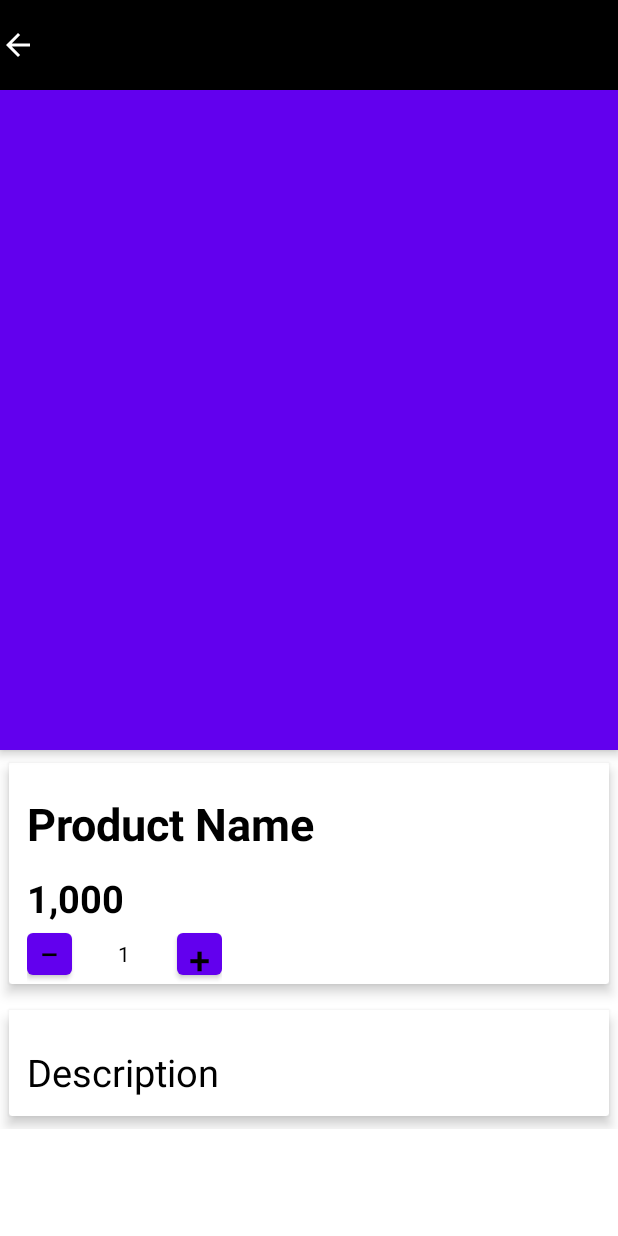
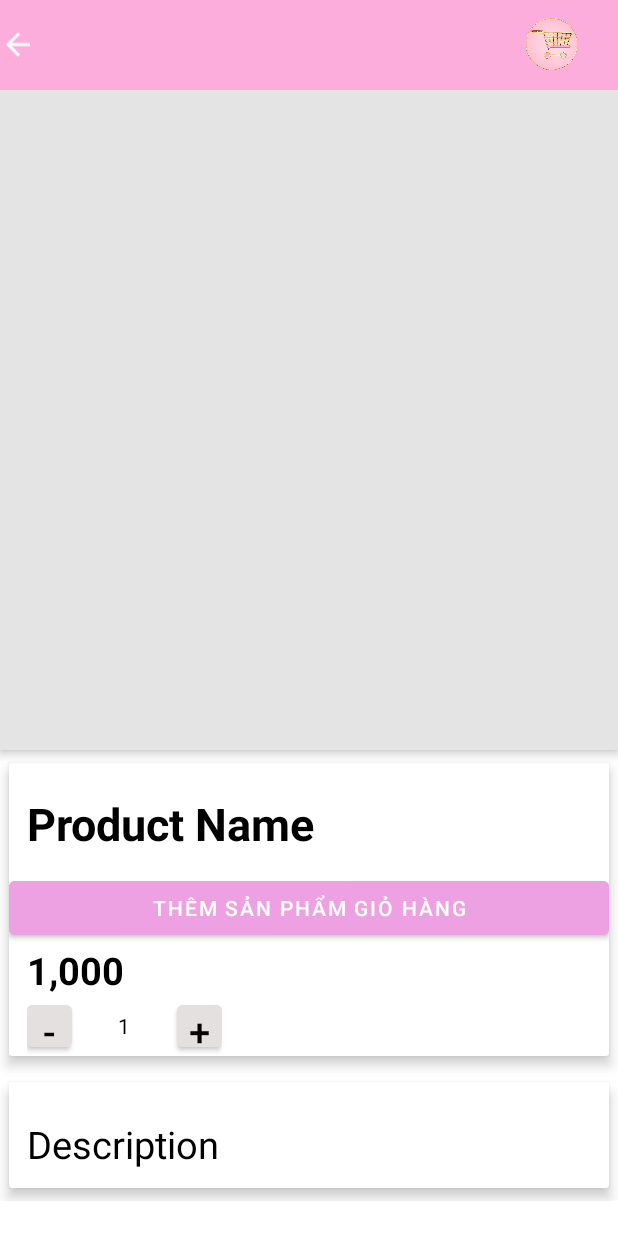
Before and after one commit to ThuyNinh2406/Nhom_8_it_store, an Android app: the Product_detail_activity screen opened directly, with no data from a screen before it, on a phone screen of 412 x 824 dp. Run offline under Robolectric (Android 15) with nearby library versions, the phone set to English and light mode, and no system bars; pictures from the network do not load.

Commit message:
add icon gio hang

```diff
--- a/app/src/main/java/com/example/editandroid/Product_detail_activity.java
+++ b/app/src/main/java/com/example/editandroid/Product_detail_activity.java
@@ -1,12 +1,14 @@
 package com.example.editandroid;
 
 import androidx.appcompat.app.AppCompatActivity;
+import androidx.core.view.GravityCompat;
 
 import android.os.Bundle;
 import android.view.View;
 import android.widget.Button;
 import android.widget.ImageView;
 import android.widget.TextView;
+import android.widget.Toolbar;
 
 import com.bumptech.glide.Glide;
 import com.example.editandroid.model.SanPhamMoi;
@@ -14,6 +16,13 @@ import com.google.android.material.appbar.CollapsingToolbarLayout;
 import com.google.android.material.floatingactionbutton.FloatingActionButton;
 
 public class Product_detail_activity extends AppCompatActivity {
+    //Phần giỏ hàng
+    TextView tensp,giasp,mota;
+    Button btnthem;
+    ImageView imghinhanh;
+    Toolbar toolbar;
+
+    //
     int soLuong = 1;
     TextView product_name,product_price,product_description,tv_Display;
     ImageView product_image, arrow_back;
@@ -24,6 +33,7 @@ public class Product_detail_activity extends AppCompatActivity {
     protected void onCreate(Bundle savedInstanceState) {
         super.onCreate(savedInstanceState);
         setContentView(R.layout.activity_product_detail);
+
         increment = findViewById(R.id.increment);
         decrement = findViewById(R.id.decrement);
         tv_Display = findViewById(R.id.display);
@@ -74,4 +84,6 @@ public class Product_detail_activity extends AppCompatActivity {
                     }
                 });
     }
+
+
 }
--- a/app/src/main/java/com/example/editandroid/ultil/Utils.java
+++ b/app/src/main/java/com/example/editandroid/ultil/Utils.java
@@ -5,5 +5,5 @@ import javax.net.ssl.SSLContext;
 import okhttp3.OkHttpClient;
 
 public class Utils {
-    public static final String BASE_URL="http://192.168.0.106/Banhang/";
+    public static final String BASE_URL="http://192.168.0.102/Banhang/";
 }
--- a/app/src/main/res/layout/activity_product_detail.xml
+++ b/app/src/main/res/layout/activity_product_detail.xml
@@ -26,24 +26,38 @@
                     android:id="@+id/img_product"
                     android:layout_width="match_parent"
                     android:layout_height="match_parent"
+                    android:background="#E4E4E4"
                     android:contentDescription="null"
                     app:layout_collapseMode="parallax" />
+
                 <RelativeLayout
                     android:layout_width="wrap_content"
                     android:layout_height="wrap_content">
-                <Toolbar
-                    android:id="@+id/toolbar"
-                    android:layout_width="match_parent"
-                    android:layout_height="60dp"
-                    android:background="@android:color/black"
-                    app:layout_collapseMode="parallax"
-                    tools:ignore="NewApi" />
+
+                    <Toolbar
+                        android:id="@+id/toolbar"
+                        android:layout_width="match_parent"
+                        android:layout_height="60dp"
+                        android:background="@color/bg_screen1"
+                        app:layout_collapseMode="parallax"
+                        tools:ignore="NewApi">
+
+                        <ImageView
+                            android:layout_width="35dp"
+                            android:layout_height="35dp"
+                            android:layout_marginLeft="350dp"
+                            android:backgroundTint="@color/bg_screen1"
+                            android:src="@drawable/cart">
+
+                        </ImageView>
+                    </Toolbar>
+
                     <ImageView
+                        android:id="@+id/arrow_back"
                         android:layout_width="wrap_content"
-                        android:layout_height="wrap_content"
+                        android:layout_height="59dp"
+                        android:foregroundGravity="center"
                         android:src="@drawable/ic_arrow_back"
-                        android:layout_centerVertical="true"
-                        android:id="@+id/arrow_back"
                         tools:ignore="InvalidId" />
                 </RelativeLayout>
             </com.google.android.material.appbar.CollapsingToolbarLayout>
@@ -92,6 +106,15 @@
                         android:textStyle="bold"
                         android:layout_width="wrap_content"
                         android:layout_height="wrap_content"/>
+
+                    <Button
+                        android:id="@+id/btnthemvaogiohang"
+                        android:layout_width="match_parent"
+                        android:layout_height="match_parent"
+                        android:backgroundTint="#EDA1E3"
+                        android:text="Thêm sản phẩm giỏ hàng">
+
+                    </Button>
                     <LinearLayout
                         android:id="@+id/layout_price"
                         android:orientation="horizontal"
@@ -118,14 +141,15 @@
                         android:background="@android:color/white">
 
                         <Button
+                            android:id="@+id/decrement"
                             android:layout_width="30dp"
                             android:layout_height="match_parent"
+                            android:background="@null"
+                            android:backgroundTint="#E4E0E0"
                             android:padding="0dp"
+                            android:text="-"
                             android:textColor="@android:color/black"
-                            android:background="@null"
-                            android:id="@+id/decrement"
-                            android:textStyle="bold"
-                            android:text="—"/>
+                            android:textSize="25dp" />
 
                         <TextView
                             android:layout_width="70dp"
@@ -137,15 +161,17 @@
                             android:id="@+id/display"
                             android:gravity="center"
                             />
+
                         <Button
+                            android:id="@+id/increment"
                             android:layout_width="30dp"
                             android:layout_height="match_parent"
+                            android:background="@null"
+                            android:backgroundTint="#FFE4E0E0"
                             android:padding="0dp"
-                            android:textSize="25sp"
+                            android:text="+"
                             android:textColor="@android:color/black"
-                            android:background="@null"
-                            android:id="@+id/increment"
-                            android:text="+"/>
+                            android:textSize="25sp" />
                     </LinearLayout>
 
 
--- a/app/src/main/res/layout/welcome_intro_slider.xml
+++ b/app/src/main/res/layout/welcome_intro_slider.xml
@@ -4,6 +4,7 @@
     xmlns:tools="http://schemas.android.com/tools"
     android:layout_width="match_parent"
     android:layout_height="match_parent"
+    android:backgroundTint="#F4F0F0"
     tools:context=".IntroSlider">
 
     <androidx.viewpager.widget.ViewPager
@@ -25,27 +26,29 @@
     <View
         android:layout_width="match_parent"
         android:layout_height="1dp"
+        android:layout_above="@id/layoutDots"
         android:alpha=".20"
-        android:layout_above="@id/layoutDots"
         android:background="@android:color/white" />
 
     <Button
         android:id="@+id/btn_next"
         android:layout_width="wrap_content"
-        android:layout_height="wrap_content"
+        android:layout_height="37dp"
+        android:layout_alignParentRight="true"
         android:layout_alignParentBottom="true"
-        android:layout_alignParentRight="true"
         android:background="@null"
+        android:backgroundTint="#FAF8F8"
         android:text="Next"
-        android:textColor="@android:color/white" />
+        android:textColor="@color/black" />
 
     <Button
         android:id="@+id/btn_skip"
         android:layout_width="wrap_content"
         android:layout_height="wrap_content"
+        android:layout_alignParentLeft="true"
         android:layout_alignParentBottom="true"
-        android:layout_alignParentLeft="true"
         android:background="@null"
+        android:backgroundTint="#86FBF8F8"
         android:text="skip"
-        android:textColor="@android:color/white" />
+        android:textColor="@color/black" />
 </RelativeLayout>
```
Also changed, not shown: app/src/main/res/drawable-hdpi/cart.png (added).
